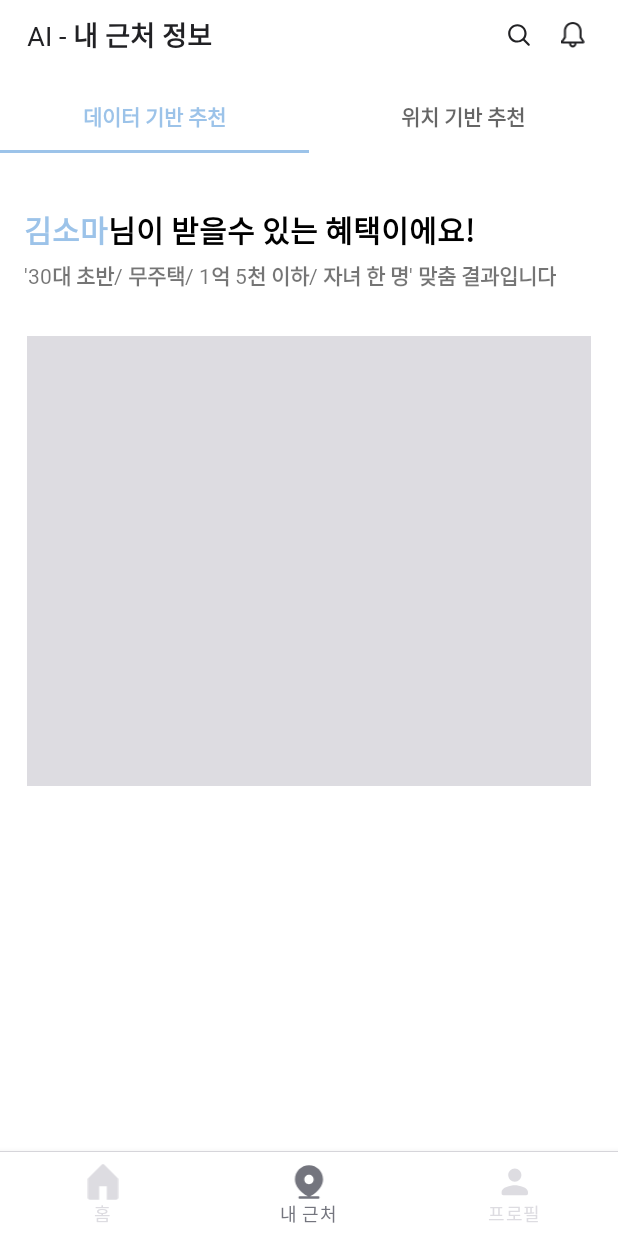
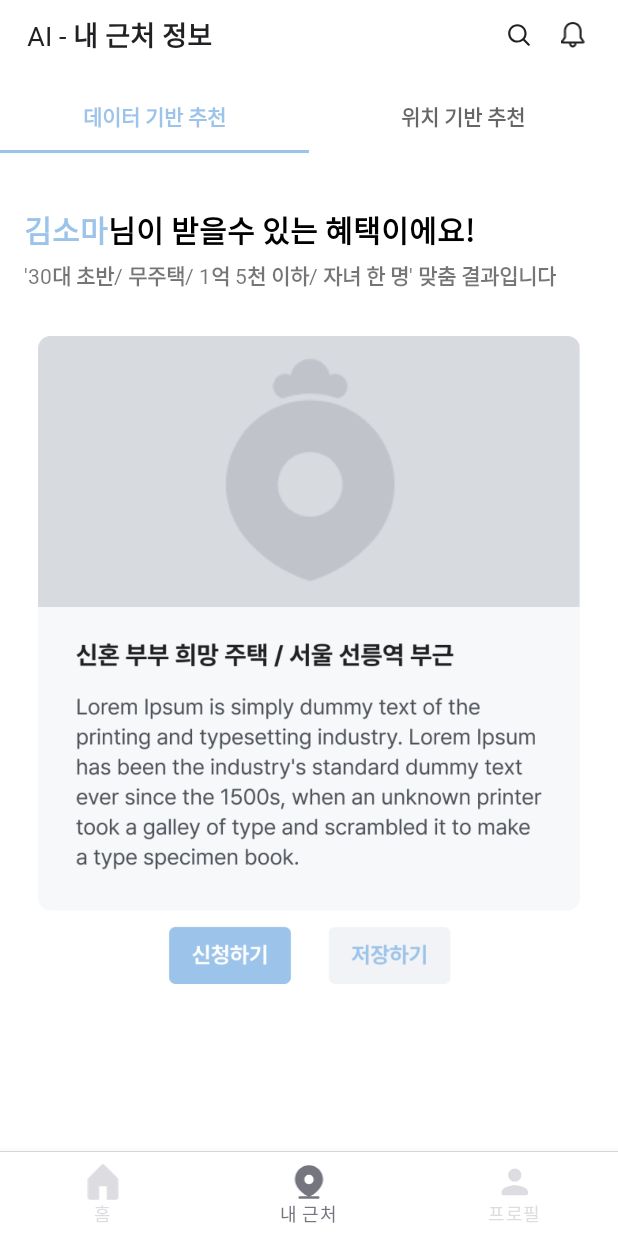
Before and after one commit to SWM-14th-Mini-Project-Team30/MAMMA-MIA, an Android app: the screen it shows after launch (MainActivity), item 2 of the bottom bar chosen, on a phone screen of 412 x 824 dp. Run offline under Robolectric (Android 15) with nearby library versions, the phone set to English and light mode, and no system bars; our stand-ins replace data binding.

Commit message:
[UI] fragment_data_base 더미이미지 추가

```diff
--- a/app/src/main/res/layout/fragment_data_base.xml
+++ b/app/src/main/res/layout/fragment_data_base.xml
@@ -43,10 +43,11 @@
 
     <ImageView
         android:layout_width="match_parent"
-        android:layout_height="300dp"
-        android:layout_marginHorizontal="18dp"
+        android:layout_height="wrap_content"
+        android:layout_marginHorizontal="25dp"
+        android:scaleType="fitStart"
         android:layout_marginTop="30dp"
-        android:background="@color/gray_1"
+        android:src="@drawable/iv_recommend"
         app:layout_constraintTop_toBottomOf="@id/tv_description" />
 
 </androidx.constraintlayout.widget.ConstraintLayout>
```
Also changed, not shown: app/src/main/res/drawable/iv_recommend.png (added).
